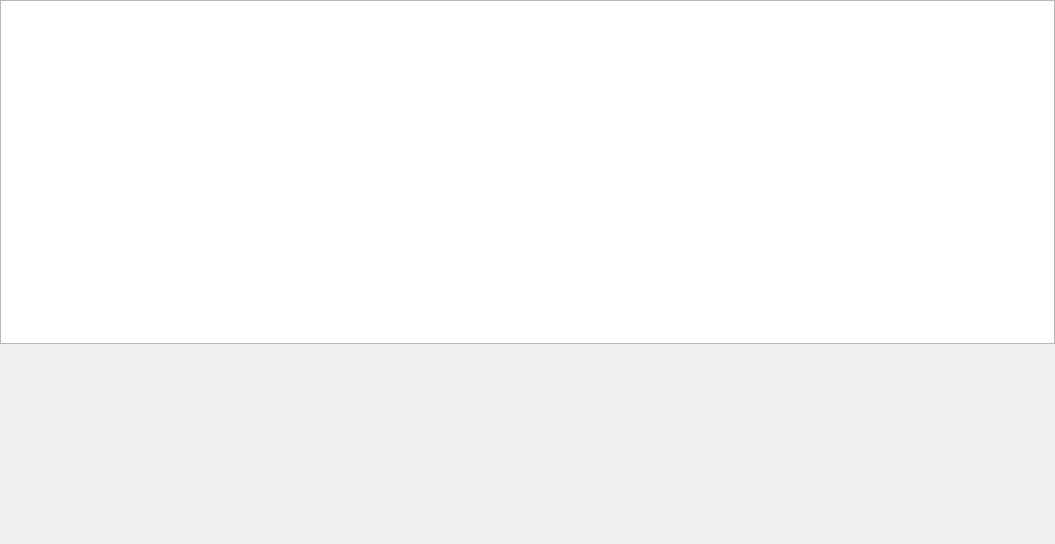
The window that view/scene2d.ui (hegerdes/GalaxyFight) describes before a commit, drawn with Qt 5.
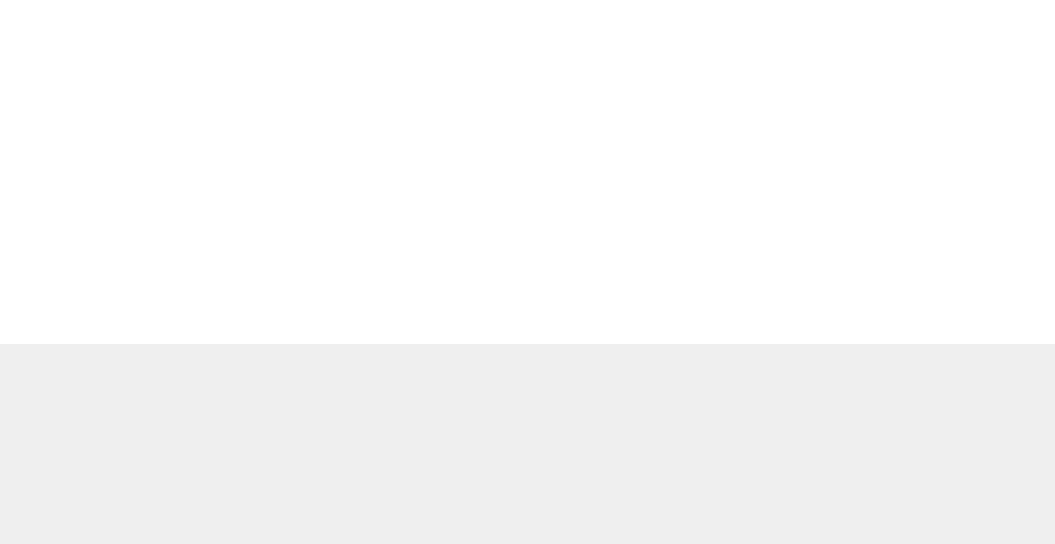
The same window after the commit. Custom widgets are drawn as their Qt base class.

The edit to the form file:
```diff
--- a/view/scene2d.ui
+++ b/view/scene2d.ui
@@ -30,7 +30,11 @@
     <number>0</number>
    </property>
    <item>
-    <widget class="QGraphicsView" name="graphicsView"/>
+    <widget class="QGraphicsView" name="graphicsView">
+     <property name="styleSheet">
+      <string notr="true">border: 0px</string>
+     </property>
+    </widget>
    </item>
    <item>
     <widget class="Infobar" name="infobar" native="true">
```
